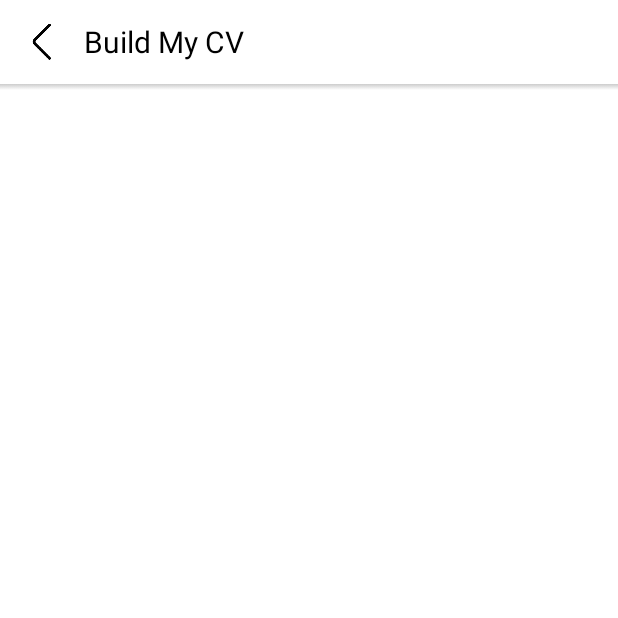
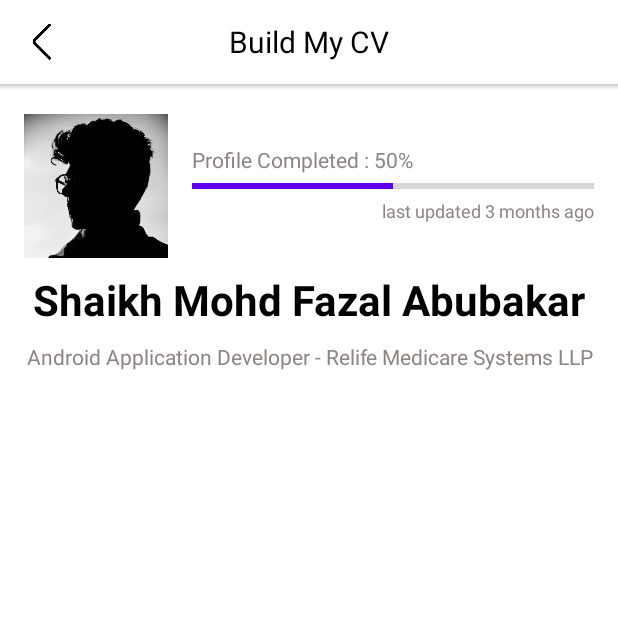
Before and after one commit to fazal88/BMCVApp, an Android app: the screen it shows after launch (DisplayActivity), on a phone screen of 412 x 824 dp, the top half of it. Run offline under Robolectric (Android 15) with nearby library versions, the phone set to English and light mode, and no system bars.

Commit message:
added profile layout views

```diff
--- a/app/src/main/res/layout/activity_display.xml
+++ b/app/src/main/res/layout/activity_display.xml
@@ -1,10 +1,86 @@
 <?xml version="1.0" encoding="utf-8"?>
 <androidx.constraintlayout.widget.ConstraintLayout xmlns:android="http://schemas.android.com/apk/res/android"
+    xmlns:app="http://schemas.android.com/apk/res-auto"
     xmlns:tools="http://schemas.android.com/tools"
     android:layout_width="match_parent"
     android:layout_height="match_parent"
     tools:context=".activities.DisplayActivity">
 
-    <include layout="@layout/layout_actionbar" />
+    <include
+        android:id="@+id/layout_actionbar"
+        layout="@layout/layout_actionbar"
+        android:layout_width="0dp"
+        android:layout_height="wrap_content"
+        app:layout_constraintEnd_toEndOf="parent"
+        app:layout_constraintStart_toStartOf="parent" />
+
+    <ImageView
+        android:id="@+id/iv_profile"
+        android:layout_width="96dp"
+        android:layout_height="96dp"
+        android:layout_margin="16dp"
+        android:scaleType="centerInside"
+        android:src="@drawable/profile"
+        app:layout_constraintStart_toStartOf="parent"
+        app:layout_constraintTop_toBottomOf="@+id/layout_actionbar" />
+
+    <ProgressBar
+        android:id="@+id/pb_profile"
+        style="@style/Widget.AppCompat.ProgressBar.Horizontal"
+        android:layout_width="0dp"
+        android:layout_height="wrap_content"
+        android:layout_margin="16dp"
+        android:progress="50"
+        app:layout_constraintBottom_toBottomOf="@+id/iv_profile"
+        app:layout_constraintEnd_toEndOf="parent"
+        app:layout_constraintStart_toEndOf="@+id/iv_profile"
+        app:layout_constraintTop_toTopOf="@+id/iv_profile" />
+
+    <TextView
+        android:id="@+id/tv_progress"
+        style="@style/TextViewMedium"
+        android:layout_width="0dp"
+        android:layout_height="wrap_content"
+        android:text="Profile Completed : 50%"
+        app:layout_constraintBottom_toTopOf="@+id/pb_profile"
+        app:layout_constraintEnd_toEndOf="@+id/pb_profile"
+        app:layout_constraintStart_toStartOf="@+id/pb_profile" />
+
+    <TextView
+        android:id="@+id/tv_last_updated"
+        style="@style/TextViewSmall"
+        android:layout_width="0dp"
+        android:layout_height="wrap_content"
+        android:gravity="end"
+        android:text="last updated 3 months ago"
+        app:layout_constraintEnd_toEndOf="@+id/pb_profile"
+        app:layout_constraintStart_toStartOf="@+id/pb_profile"
+        app:layout_constraintTop_toBottomOf="@+id/pb_profile" />
+
+    <TextView
+        android:id="@+id/tv_name"
+        style="@style/TextViewAutoSize"
+        android:layout_width="match_parent"
+        android:layout_height="56dp"
+        android:text="Shaikh Mohd Fazal Abubakar"
+        android:textColor="@color/black"
+        android:textStyle="bold"
+        app:layout_constraintEnd_toEndOf="parent"
+        app:layout_constraintStart_toStartOf="parent"
+        app:layout_constraintTop_toBottomOf="@+id/iv_profile" />
+
+    <TextView
+        android:id="@+id/tv_designated_firm"
+        style="@style/TextViewMedium"
+        android:layout_width="0dp"
+        android:layout_height="wrap_content"
+        android:gravity="center"
+        android:text="Android Application Developer - Relife Medicare Systems LLP"
+        app:layout_constraintEnd_toEndOf="parent"
+        app:layout_constraintStart_toStartOf="parent"
+        android:paddingStart="16dp"
+        android:paddingEnd="16dp"
+        app:layout_constraintTop_toBottomOf="@+id/tv_name" />
+
 
 </androidx.constraintlayout.widget.ConstraintLayout>
--- a/app/src/main/res/layout/layout_actionbar.xml
+++ b/app/src/main/res/layout/layout_actionbar.xml
@@ -3,6 +3,17 @@
     xmlns:app="http://schemas.android.com/apk/res-auto"
     android:layout_width="match_parent"
     android:layout_height="wrap_content">
+
+    <TextView
+        android:id="@+id/tv_title"
+        style="@style/TextViewTitle"
+        android:layout_width="0dp"
+        android:layout_height="?actionBarSize"
+        android:gravity="center"
+        android:text="@string/app_name"
+        app:layout_constraintEnd_toEndOf="parent"
+        app:layout_constraintStart_toStartOf="parent"
+        app:layout_constraintTop_toTopOf="parent" />
 
     <ImageView
         android:id="@+id/iv_home"
@@ -11,17 +22,6 @@
         android:scaleType="centerInside"
         android:src="@drawable/ic_back"
         app:layout_constraintStart_toStartOf="parent"
-        app:layout_constraintTop_toTopOf="parent" />
-
-    <TextView
-        android:id="@+id/tv_title"
-        style="@style/TextViewTitle"
-        android:layout_width="0dp"
-        android:layout_height="?actionBarSize"
-        android:gravity="center_vertical"
-        android:text="@string/app_name"
-        app:layout_constraintEnd_toEndOf="parent"
-        app:layout_constraintStart_toEndOf="@+id/iv_home"
         app:layout_constraintTop_toTopOf="parent" />
 
     <View
--- a/app/src/main/res/values/styles.xml
+++ b/app/src/main/res/values/styles.xml
@@ -40,9 +40,21 @@
         <item name="android:maxLength">1000</item>
     </style>
 
+    <style name="TextViewSmall" parent="TextViewMedium">
+        <item name="android:textSize">12sp</item>
+    </style>
+
     <style name="TextViewLarge" parent="TextViewMedium">
         <item name="android:textSize">16sp</item>
         <item name="android:textColor">@color/black</item>
+    </style>
+
+    <style name="TextViewAutoSize" parent="TextViewMedium">
+        <item name="android:textColor">@color/black</item>
+        <item name="android:autoSizeTextType" tools:targetApi="o">uniform</item>
+        <item name="android:autoSizeStepGranularity" tools:targetApi="o">2sp</item>
+        <item name="android:autoSizeMaxTextSize" tools:targetApi="o">28sp</item>
+        <item name="android:gravity">center</item>
     </style>
 
     <style name="TextViewButton" parent="TextViewMedium">
```
